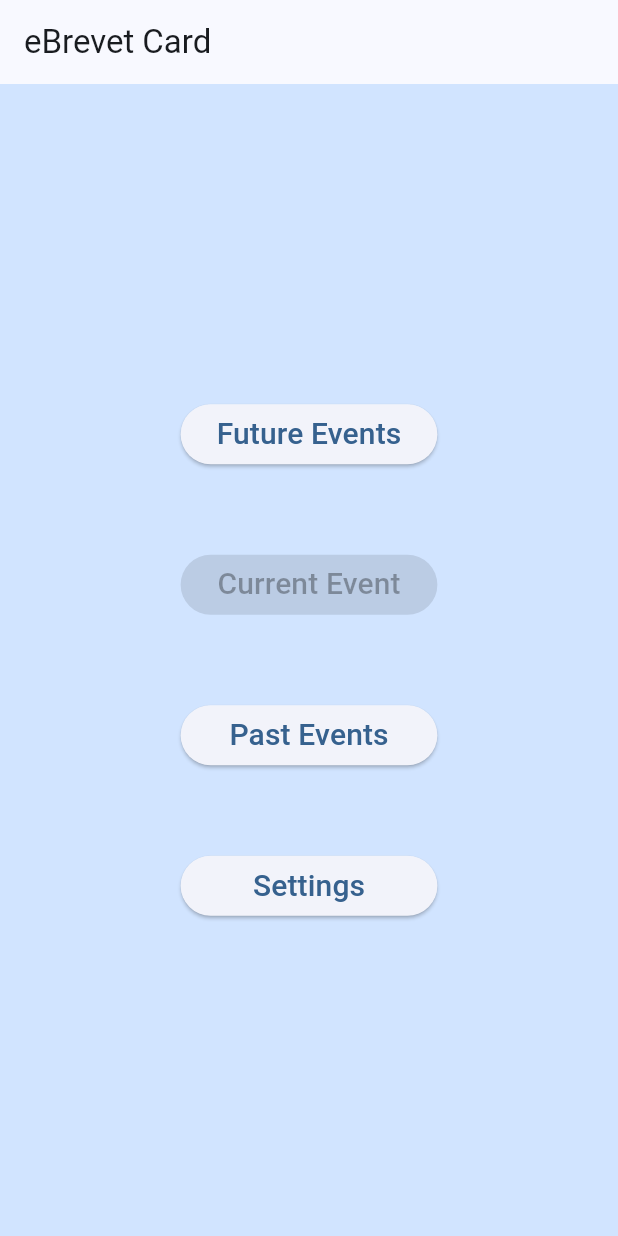
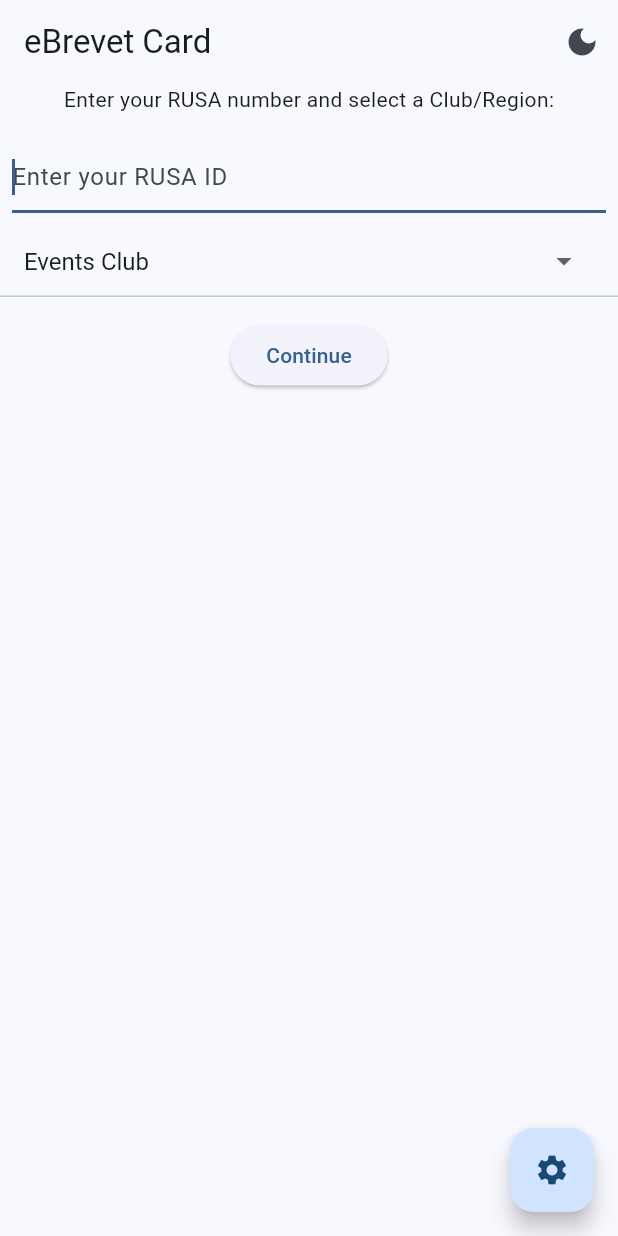
Before and after one commit to ctnadovich/ebrevet, a Flutter app: the screen it shows after launch, on a phone screen of 412 x 824 dp. Run offline on Flutter 3.47's test engine with Material 2 defaults, Android fonts, the phone set to English and light mode, and no system bars; our stand-ins replace flutter_settings_screens, geolocator, package_info_plus; statements that could not run were skipped.

Commit message:
Initial required settings screen

```diff
--- /dev/null
+++ b/lib/day_night.dart
@@ -0,0 +1,28 @@
+// Copyright (C) 2023 Chris Nadovich
+// This file is part of eBrevet <https://github.com/ctnadovich/ebrevet>.
+//
+// eBrevet is free software: you can redistribute it and/or modify
+// it under the terms of the GNU General Public License as published by
+// the Free Software Foundation, either version 3 of the License, or
+// (at your option) any later version.
+//
+// eBrevet is distributed in the hope that it will be useful,
+// but WITHOUT ANY WARRANTY; without even the implied warranty of
+// MERCHANTABILITY or FITNESS FOR A PARTICULAR PURPOSE.  See the
+// GNU General Public License for more details.
+//
+// You should have received a copy of the GNU General Public License
+// along with dogtag.  If not, see <http://www.gnu.org/licenses/>.
+//
+
+import 'package:flutter/material.dart';
+
+// TODO light/dark seems to affect font size
+
+class DayNight {
+
+    static final ValueNotifier<ThemeMode> themeNotifier =
+      ValueNotifier(ThemeMode.light);
+
+
+}
--- a/lib/location.dart
+++ b/lib/location.dart
@@ -27,7 +27,7 @@ class RiderLocation {
 
   static bool gpsServiceEnabled = false;
 
-  static void updateLocation() async {  // TODO automatic periodic report to remote server?
+  static void updateLocation() async {  // Consider automatic periodic report to remote server?
                                         // of location not just when checiking in
                                         // Perhaps as settings option with different period
     try {
--- a/lib/main.dart
+++ b/lib/main.dart
@@ -27,6 +27,8 @@ import 'ride_page.dart';
 import 'future_events.dart';
 import 'region.dart';
 import 'current.dart';
+import 'rider.dart';
+import 'day_night.dart';
 
 void main() {
   initSettings().then((_) {
@@ -36,20 +38,26 @@ void main() {
 }
 
 Future<void> initSettings() async {
+  print('Init settings start...');
   await Settings.init(
     cacheProvider: SharePreferenceCache(),
   );
   await AppSettings.initializePackageInfo();
   await FutureEvents.refreshEventsFromDisk(Region.fromSettings());
   // .then((_) =>
-  EventHistory.load();
+  await EventHistory.load();
+  print('...Init settings end');
 }
 
 class MyApp extends StatelessWidget {
+
   MyApp({super.key});
 
   @override
   Widget build(BuildContext context) {
+    return ValueListenableBuilder(
+        valueListenable: DayNight.themeNotifier,
+        builder: (context, ThemeMode currentMode, child) {
           return MaterialApp(
             scaffoldMessengerKey: SnackbarGlobal.key,
             title: 'eBrevet Card',
@@ -58,11 +66,13 @@ class MyApp extends StatelessWidget {
               useMaterial3: true,
               colorScheme: ColorScheme.fromSeed(seedColor: Colors.blue),
             ),
+            darkTheme: ThemeData.dark(),
+            themeMode: currentMode,
             home: HomePage(),
           );
+        });
   }
 }
-
 
 class HomePage extends StatefulWidget {
   @override
@@ -70,20 +80,104 @@ class HomePage extends StatefulWidget {
 }
 
 class _HomePageState extends State<HomePage> {
+  late TextEditingController controller;
+  // bool rusaError = false;
+
+  @override
+  void initState() {
+    super.initState();
+    controller = TextEditingController();
+  }
+
+  @override
+  void dispose() {
+    controller.dispose();
+    super.dispose();
+  }
+
   @override
   Widget build(BuildContext context) {
-    var style = TextStyle(
-      fontSize: 20,
-    );
-
     return Scaffold(
       appBar: AppBar(
         title: Text(
           'eBrevet Card',
           //style: TextStyle(fontSize: 14),
         ),
+        actions: [
+          IconButton(
+              icon: Icon(DayNight.themeNotifier.value == ThemeMode.light
+                  ? Icons.dark_mode
+                  : Icons.light_mode),
+              onPressed: () {
+                DayNight.themeNotifier.value =
+                    DayNight.themeNotifier.value == ThemeMode.light
+                        ? ThemeMode.dark
+                        : ThemeMode.light;
+              })
+        ],
       ),
-        body: Container(
+      floatingActionButton: FloatingActionButton(
+        onPressed: () => Navigator.of(context)
+            .push(MaterialPageRoute(
+              builder: (context) =>
+                  SettingsPage(), // will implicitly ride event just activated
+            ))
+            .then((value) => setState(
+                  () {},
+                )),
+        child: Icon(Icons.settings),
+      ),
+      body: (AppSettings.isRusaIDSet)
+          ? mainMenu(context)
+          : requiredSettings(), //  rusaIDField(),
+    );
+  }
+
+  Column requiredSettings() {
+    return Column(children: [
+      Text('Enter your RUSA number and select a Club/Region:'),
+      SizedBox(
+        height: 10,
+      ),
+      Padding(
+        padding: const EdgeInsets.all(8.0),
+        child: TextFormField(
+          decoration: InputDecoration(hintText: 'Enter your RUSA ID'),
+          autofocus: true,
+          controller: controller,
+          validator: (value) => AppSettings.rusaFieldValidator(value),
+          onChanged: (_) => submitRusaID(),
+        ),
+      ),
+      DropDownSettingsTile<int>(
+          title: 'Events Club',
+          settingKey: 'key-region',
+          selected: Region.defaultRegion,
+          values: <int, String>{
+            for (var k in Region.regionMap.keys)
+              k: Region.regionMap[k]!['clubName']!
+          }),
+      SizedBox(
+        height: 15,
+      ),
+      ElevatedButton(onPressed: () => setState(() {}), child: Text('Continue')),
+    ]);
+  }
+
+  void submitRusaID() {
+    var rusaIDString = controller.text.trim();
+    if (Rider.isValidRusaID(rusaIDString)) {
+      AppSettings.rusaID = rusaIDString;
+      // controller.clear();
+    }
+  }
+
+  Container mainMenu(BuildContext context) {
+    var style = TextStyle(
+      fontSize: 20,
+    );
+
+    return Container(
       color: Theme.of(context).colorScheme.primaryContainer,
       child: Center(
         child: IntrinsicWidth(
@@ -138,27 +232,17 @@ class _HomePageState extends State<HomePage> {
                     style: style,
                   )),
               Spacer(flex: 1),
-                  ElevatedButton(
-                      onPressed: () =>
-                          Navigator.of(context).push(MaterialPageRoute(
-                            builder: (context) =>
-                                SettingsPage(), // will implicitly ride event just activated
-                          )).then((value) => setState(
-                                () {},
-                              )),
-                      child: Text(
-                        'Settings',
-                        style: style,
-                      )),
-                  // Spacer(flex: 1),
               // ElevatedButton(
-                  //     onPressed: () =>
-                  //         Navigator.of(context).push(MaterialPageRoute(
+              //     onPressed: () => Navigator.of(context)
+              //         .push(MaterialPageRoute(
               //           builder: (context) =>
-                  //               TestPage(), // will implicitly ride event just activated
-                  //         )),
+              //               SettingsPage(), // will implicitly ride event just activated
+              //         ))
+              //         .then((value) => setState(
+              //               () {},
+              //             )),
               //     child: Text(
-                  //       'Test',
+              //       'Settings',
               //       style: style,
               //     )),
               Spacer(flex: 4),
@@ -166,6 +250,24 @@ class _HomePageState extends State<HomePage> {
           ),
         ),
       ),
-        ));
+    );
   }
+
+  Future openRusaIDDialog() => showDialog(
+        context: context,
+        builder: (context) => AlertDialog(
+          title: const Text('Enter RUSA ID'),
+          content: Column(
+            mainAxisSize: MainAxisSize.min,
+            children: [],
+          ),
+          actions: [
+            TextButton(
+                onPressed: () {
+                  // submitRusaIDDialog();
+                },
+                child: const Text('Submit'))
+          ],
+        ),
+      );
 }
--- a/lib/region.dart
+++ b/lib/region.dart
@@ -47,8 +47,6 @@ class Region {
   late String eventURL;
   late String secret;
 
-  static const String magicStartCode=RegionData.magicStartCode;
-
   Region({int regionID = RegionData.defaultRegion}) {
     int rid = (regionMap.containsKey(regionID)) ? regionID : defaultRegion;
     clubName = regionMap[rid]!['clubName']!;
--- a/lib/rider.dart
+++ b/lib/rider.dart
@@ -14,7 +14,10 @@
 // You should have received a copy of the GNU General Public License
 // along with dogtag.  If not, see <http://www.gnu.org/licenses/>.
 
-import 'package:flutter_settings_screens/flutter_settings_screens.dart';
+// import 'package:flutter_settings_screens/flutter_settings_screens.dart';
+import 'app_settings.dart';
+
+// TODO Is the Rider object needed any more?
 
 class Rider {
   static const int maxRUSAID = 99999;
@@ -31,17 +34,17 @@ class Rider {
     return true;
   }
 
-  final String firstName;
-  final String lastName;
+  // final String firstName;
+  // final String lastName;
   final String rusaID; // Should this be int? Or, like event ID, does it need to
   // be string for extensibility?
 
-  Rider(this.firstName, this.lastName, this.rusaID);
+  Rider(this.rusaID);
 
-  static get isSet {
+  /* static get isSet {
     // var fn = Settings.getValue<String>('key-first-name');
     // var ln = Settings.getValue<String>('key-last-name');
-    var id = Settings.getValue<String>('key-rusa-id');
+    var id = AppSettings.rusaID;
 
     // return (fn == null ||
     //         fn.isEmpty ||
@@ -52,20 +55,18 @@ class Rider {
     return       isValidRusaID(id);
     //    ? false
     //    : true;
-  }
+  } */
 
   Rider.fromSettings()
       : this(
-          Settings.getValue<String>('key-first-name', defaultValue: 'Unknown')!,
-          Settings.getValue<String>('key-last-name', defaultValue: '')!,
-          Settings.getValue<String>('key-rusa-id', defaultValue: 'Not Set')!,
+          AppSettings.rusaID,
         );
 
-  String get firstLast {
-    return "$firstName $lastName";
-  }
+  // String get firstLast {
+  //   return "$firstName $lastName";
+  // }
 
-  String get firstLastRUSA {
-    return "$firstName $lastName (RUSA# $rusaID)";
-  }
+  // String get firstLastRUSA {
+  //   return "$firstName $lastName (RUSA# $rusaID)";
+  // }
 }
--- a/pubspec.yaml
+++ b/pubspec.yaml
@@ -17,7 +17,7 @@ publish_to: 'none' # Remove this line if you wish to publish to pub.dev
 # https://developer.apple.com/library/archive/documentation/General/Reference/InfoPlistKeyReference/Articles/CoreFoundationKeys.html
 # In Windows, build-name is used as the major, minor, and patch parts
 # of the product and file versions while build-number is used as the build suffix.
-version: 0.1.3+3
+version: 0.1.4+4
 
 environment:
   sdk: '>=2.18.6 <3.0.0'
```
Also changed, not shown: lib/app_settings.dart (+62 -38 lines), lib/future_events.dart (+4 -4 lines), lib/future_events_page.dart (+38 -39 lines), lib/past_events_page.dart (+15 -2 lines), lib/ride_page.dart (+19 -7 lines). Lines whose indentation alone changed are shown as unchanged.
